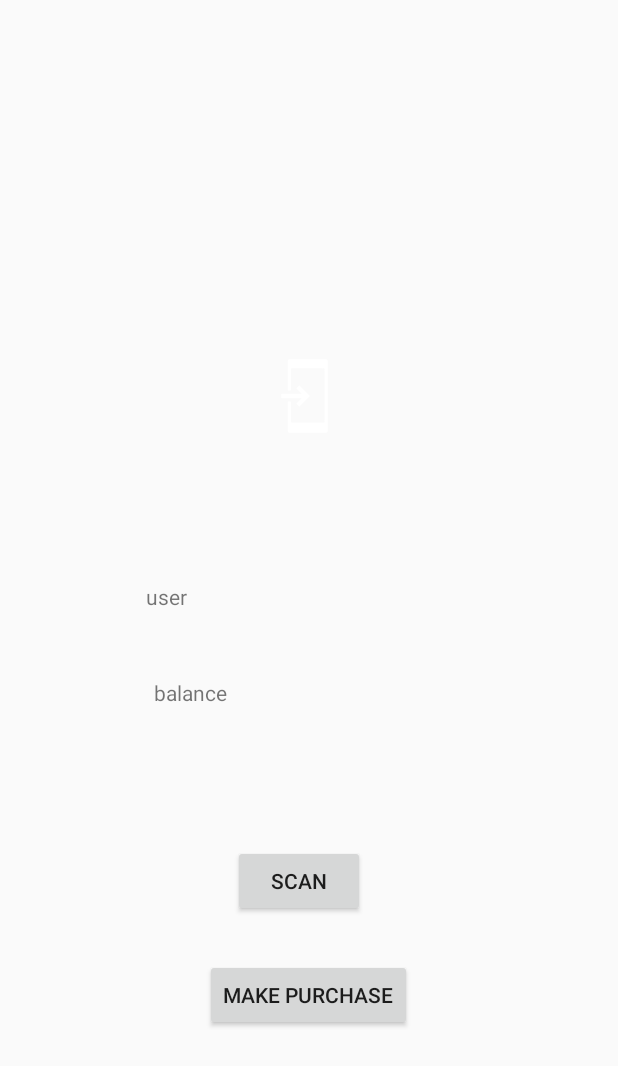
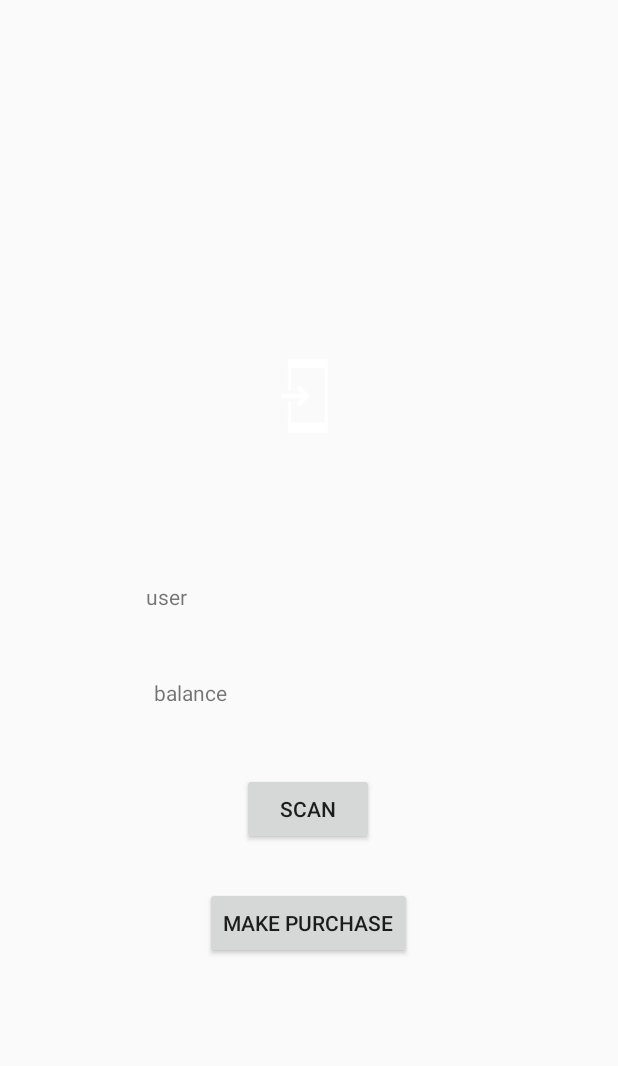
Before and after one commit to GoodieDawson/Group_Project_2, an Android app: the UserProfile screen opened directly, with no data from a screen before it, on a phone screen of 412 x 824 dp. Shown: the top 1066 px of the screen. Run offline under Robolectric (Android 15) with nearby library versions, the phone set to English and light mode, and no system bars; our stand-ins replace Firebase (no records; nobody signed in at launch, a user with empty details on screens opened directly); libraries missing offline, so code that uses them is left out: com.google.zxing.integration.

Commit message:
it worked i think

```diff
--- a/app/src/main/java/com/example/group_project_2/Login.java
+++ b/app/src/main/java/com/example/group_project_2/Login.java
@@ -66,6 +66,7 @@ public class Login extends AppCompatActivity {
         });
 
         Intent intent = new Intent(this, UserProfile.class);
+        intent.putExtra("username", loginuser.getText().toString());
         startActivity(intent);
     }
 
--- a/app/src/main/java/com/example/group_project_2/UserProfile.java
+++ b/app/src/main/java/com/example/group_project_2/UserProfile.java
@@ -7,16 +7,48 @@ import android.view.View;
 import android.widget.TextView;
 import android.widget.Toast;
 
+import com.google.firebase.database.DataSnapshot;
+import com.google.firebase.database.DatabaseError;
+import com.google.firebase.database.DatabaseReference;
+import com.google.firebase.database.FirebaseDatabase;
+import com.google.firebase.database.ValueEventListener;
 import com.google.zxing.integration.android.IntentIntegrator;
 import com.google.zxing.integration.android.IntentResult;
 
 public class UserProfile extends AppCompatActivity {
 
+    TextView profilename;
+
+    DatabaseReference dbr;
+
     @Override
     protected void onCreate(Bundle savedInstanceState) {
         super.onCreate(savedInstanceState);
         setContentView(R.layout.activity_user_profile);
+
+
+        profilename = (TextView) findViewById(R.id.profilename);
+        profilename.setText(getIntent().getStringExtra("username"));
+
+        dbr = FirebaseDatabase.getInstance().getReference("users");
+
+        dbr.addListenerForSingleValueEvent(new ValueEventListener() {
+            @Override
+            public void onDataChange(DataSnapshot dataSnapshot) {
+                for (DataSnapshot ds : dataSnapshot.getChildren()) {
+
+                }
+            }
+
+            @Override
+            public void onCancelled(DatabaseError databaseError) {
+                System.out.println("The read failed: " + databaseError.getCode());
+            }
+
+        });
+
     }
+
 
     public void scanNow(View view){
         IntentIntegrator integrator = new IntentIntegrator(this);
@@ -37,11 +69,13 @@ public class UserProfile extends AppCompatActivity {
             String scanContent = scanningResult.getContents();
             String scanFormat = scanningResult.getFormatName();
 
+            dbr = FirebaseDatabase.getInstance().getReference("items");
+
             // display it on screen
-            TextView scan_format = (TextView) findViewById(R.id.scan_format);
-            TextView scan_content = (TextView) findViewById(R.id.scan_content);
-            scan_format.setText("FORMAT: " + scanFormat);
-            scan_content.setText("CONTENT: " + scanContent);
+            String id = dbr.push().getKey();
+            dbr.child(id).setValue(scanContent);
+            Toast.makeText(UserProfile.this, "Scan Successful", Toast.LENGTH_LONG).show();
+
 
         } else {
             Toast toast = Toast.makeText(getApplicationContext(), "No scan data received!", Toast.LENGTH_SHORT);
--- a/app/src/main/java/com/example/group_project_2/myDbAdapter.java
+++ /dev/null
@@ -1,5 +0,0 @@
-package com.example.group_project_2;
-
-public class myDbAdapter {
-
-}
--- a/app/src/main/res/layout/activity_main.xml
+++ b/app/src/main/res/layout/activity_main.xml
@@ -54,7 +54,6 @@
         android:layout_marginRight="8dp"
         android:layout_marginBottom="8dp"
         android:background="@drawable/img_shadow"
-        android:contentDescription="@string/todo"
         android:paddingLeft="10dp"
         android:paddingRight="10dp"
         android:paddingBottom="10dp"
--- a/app/src/main/res/layout/activity_user_profile.xml
+++ b/app/src/main/res/layout/activity_user_profile.xml
@@ -34,8 +34,7 @@
         app:layout_constraintHorizontal_bias="0.498"
         app:layout_constraintStart_toStartOf="parent"
         app:layout_constraintTop_toTopOf="parent"
-        app:srcCompat="@drawable/common_full_open_on_phone"
-        android:contentDescription="TODO" />
+        app:srcCompat="@drawable/common_full_open_on_phone" />
 
     <TextView
         android:id="@+id/textView3"
@@ -53,8 +52,8 @@
         app:layout_constraintTop_toBottomOf="@+id/imageView" />
 
     <TextView
-        android:id="@+id/textView4"
-        android:layout_width="wrap_content"
+        android:id="@+id/profilename"
+        android:layout_width="94dp"
         android:layout_height="wrap_content"
         android:layout_marginStart="8dp"
         android:layout_marginLeft="8dp"
@@ -68,7 +67,7 @@
 
     <TextView
         android:id="@+id/textView5"
-        android:layout_width="wrap_content"
+        android:layout_width="95dp"
         android:layout_height="wrap_content"
         android:layout_marginStart="8dp"
         android:layout_marginLeft="8dp"
@@ -78,7 +77,7 @@
         app:layout_constraintEnd_toEndOf="parent"
         app:layout_constraintHorizontal_bias="0.502"
         app:layout_constraintStart_toEndOf="@+id/textView2"
-        app:layout_constraintTop_toBottomOf="@+id/textView4" />
+        app:layout_constraintTop_toBottomOf="@+id/profilename" />
 
     <Button
         android:id="@+id/button2"
@@ -86,13 +85,13 @@
         android:layout_height="wrap_content"
         android:layout_marginStart="8dp"
         android:layout_marginLeft="8dp"
-        android:layout_marginTop="92dp"
+        android:layout_marginTop="44dp"
         android:layout_marginEnd="8dp"
         android:layout_marginRight="8dp"
         android:onClick="scanNow"
         android:text="@string/scan"
         app:layout_constraintEnd_toEndOf="parent"
-        app:layout_constraintHorizontal_bias="0.478"
+        app:layout_constraintHorizontal_bias="0.498"
         app:layout_constraintStart_toStartOf="parent"
         app:layout_constraintTop_toBottomOf="@+id/textView2" />
 
--- a/app/src/main/res/values/strings.xml
+++ b/app/src/main/res/values/strings.xml
@@ -8,20 +8,21 @@
     <string name="sign_up">Sign-Up</string>
     <string name="re_enter_password">Re-Enter Password</string>
     <string name="don_t_have_an_account_click_here_to_sign_up">Don\'t have an account? Click here to sign up</string>
-    <string name="todo">TODO</string>
     <string name="scan">Scan</string>
     <string name="login_prompt_text">Please fill in the details below to login</string>
     <string name="login_welcome">Welcome</string>
-    <string name="sign_up_title">Sign up</string>
+    <string name="sign_up_title">Sign Up</string>
     <string name="sign_up_prompt">We\'re happy you\'re here! Sign up to begin</string>
     <string name="balance_text">balance</string>
     <string name="user_text">user</string>
-    <string name="make_purchase_text">make purchase</string>
+    <string name="make_purchase_text">Make Purchase</string>
 
     <string-array name="names">
         <item>Zoomlion</item>
         <item>Akornor</item>
         <item>BigBen</item>
         <item>Essentials</item>
+
     </string-array>
+
 </resources>
```
Also changed, not shown: app/src/main/java/com/example/group_project_2/User.java (+10 -1 lines).
